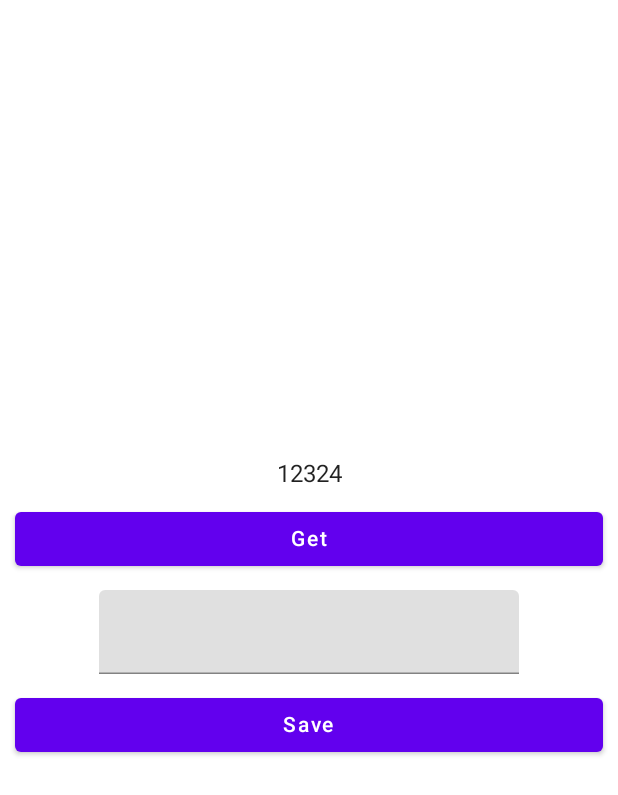
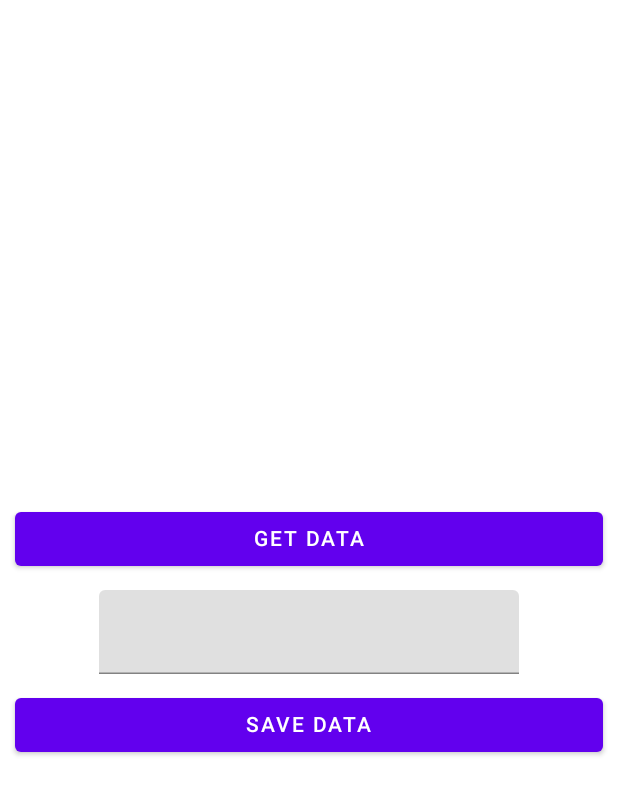
Before and after one commit to AndrewPod1968/MyCompouse, an Android app built with Jetpack Compose: the screen it shows after launch (MainActivity), on a phone screen of 412 x 824 dp. Shown: the top 795 px of the screen. Run offline under Robolectric (Android 15) with nearby library versions, the phone set to English and light mode, and no system bars.

```diff
--- a/app/src/main/java/ru/andkaz/mycomposefm/MainActivity.kt
+++ b/app/src/main/java/ru/andkaz/mycomposefm/MainActivity.kt
@@ -13,9 +13,17 @@ import androidx.compose.ui.Modifier
 import androidx.compose.ui.tooling.preview.Preview
 import androidx.compose.ui.unit.dp
 import androidx.compose.ui.unit.sp
+import ru.andkaz.mycomposefm.damain.models.SaveUserNameParam
+import ru.andkaz.mycomposefm.damain.usecase.GetUserNameUseCase
+import ru.andkaz.mycomposefm.damain.usecase.SaveUserNameUseCase
 import ru.andkaz.mycomposefm.ui.theme.MyComposeFMTheme
 
 class MainActivity : ComponentActivity() {
+    private val getUserNameUseCase by lazy(LazyThreadSafetyMode.NONE) {   GetUserNameUseCase(/*userRepsitory=userRepsitory*/) }
+    private val  saveUserNameUseCase by lazy(LazyThreadSafetyMode.NONE) { SaveUserNameUseCase(/*userRepsitory=userRepsitory*/) }
+
+
+
     override fun onCreate(savedInstanceState: Bundle?) {
         super.onCreate(savedInstanceState)
         setContent {
@@ -25,7 +33,7 @@ class MainActivity : ComponentActivity() {
                     modifier = Modifier.fillMaxSize(),
                     color = MaterialTheme.colors.background
                 ) {
-                    Greeting("Android")
+                    Greeting(getUserNameUseCase = getUserNameUseCase,saveUserNameUseCase=saveUserNameUseCase,)
                 }
             }
         }
@@ -33,30 +41,48 @@ class MainActivity : ComponentActivity() {
 }
 
 @Composable
-fun Greeting(name: String) {
+fun Greeting(getUserNameUseCase:GetUserNameUseCase,saveUserNameUseCase:SaveUserNameUseCase) {
+   // private val  saveUserNameUseCase by lazy(LazyThreadSafetyMode.NONE) { SaveUserNameUseCase(/*userRepsitory=userRepsitory*/) }
+
+
    //Card(modifier = Modifier.fillMaxWidth())
+    var saveName:String=""
     val message = remember{mutableStateOf("")}
+    val textH  = remember {
+        mutableStateOf("")
+    }
     Column(
         verticalArrangement = Arrangement.Center,
         horizontalAlignment = Alignment.CenterHorizontally
     )
    {
-  /*     Text(
-           text = "Test git lesson1",
-//           Modifier
-//               .padding(30.dp)
-               //.offset(x = 20.dp, y = 30.dp),
-           //fontSize = 28.sp
-       )*/
-       Text(text = "12324")
-       Button(onClick = { /*TODO*/ }, modifier = Modifier.fillMaxWidth().padding(10.dp)
+
+       Text(text = textH.value)
+       Button(onClick = {
+           textH.value=saveName
+           val userName=getUserNameUseCase.execute()
+           textH.value="${userName.firstName}  ${userName.lastName}"
+
+
+                        }, modifier = Modifier
+           .fillMaxWidth()
+           .padding(10.dp)
        ) {
-           Text("Get")
+           Text("GET DATA")
        }
        TextField(value = message.value, onValueChange ={message.value=it} )
-       Button(onClick = { /*TODO*/ }, modifier = Modifier.fillMaxWidth().padding(10.dp)
+       Button(onClick = {
+
+           val text=message.value
+           val params = SaveUserNameParam(name = text)
+           val result =saveUserNameUseCase.execute(param=params)
+           textH.value="Save result = ${result.toString()}"
+
+                        }, modifier = Modifier
+           .fillMaxWidth()
+           .padding(10.dp)
        ) {
-           Text("Save")
+           Text("SAVE DATA")
        }
        //OutlinedTextField(value = "Hello",){
 
@@ -70,6 +96,6 @@ fun Greeting(name: String) {
 @Composable
 fun DefaultPreview() {
     MyComposeFMTheme {
-        Greeting("Android")
+        //Greeting("Android")
     }
 }
--- /dev/null
+++ b/app/src/main/java/ru/andkaz/mycomposefm/damain/models/SaveUserNameParam.kt
@@ -0,0 +1,3 @@
+package ru.andkaz.mycomposefm.damain.models
+
+class SaveUserNameParam(val name:String)
--- /dev/null
+++ b/app/src/main/java/ru/andkaz/mycomposefm/damain/models/UserName.kt
@@ -0,0 +1,4 @@
+package ru.andkaz.mycomposefm.damain.models
+
+class UserName(val firstName:String,val lastName:String) {
+}
--- /dev/null
+++ b/app/src/main/java/ru/andkaz/mycomposefm/damain/usecase/GetUserNameUseCase.kt
@@ -0,0 +1,11 @@
+package ru.andkaz.mycomposefm.damain.usecase
+
+import ru.andkaz.mycomposefm.damain.models.UserName
+
+class GetUserNameUseCase {
+   fun execute(): UserName {
+        //return userRepsitory.getName()
+       return UserName(firstName = "Andrew", lastName = "Kaz")
+//
+   }
+}
--- /dev/null
+++ b/app/src/main/java/ru/andkaz/mycomposefm/damain/usecase/SaveUserNameUseCase.kt
@@ -0,0 +1,14 @@
+package ru.andkaz.mycomposefm.damain.usecase
+
+import ru.andkaz.mycomposefm.damain.models.SaveUserNameParam
+
+class SaveUserNameUseCase {
+    fun execute(param: SaveUserNameParam):Boolean {
+        if (param.name.isEmpty()) {
+            return false
+        } else {
+            true
+        }
+        return true
+    }
+}
```
